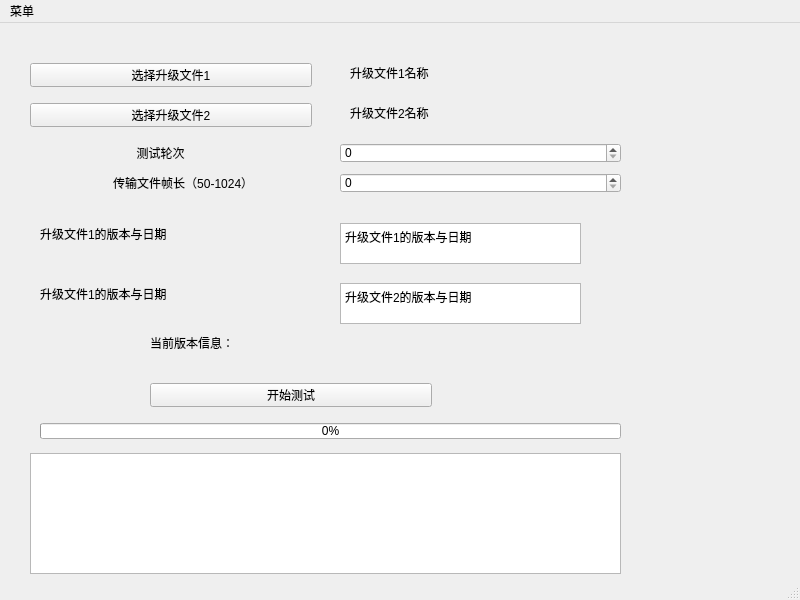
Before: the Qt Designer form main_interface.ui in hellowangyu3/python, drawn with Qt 5.
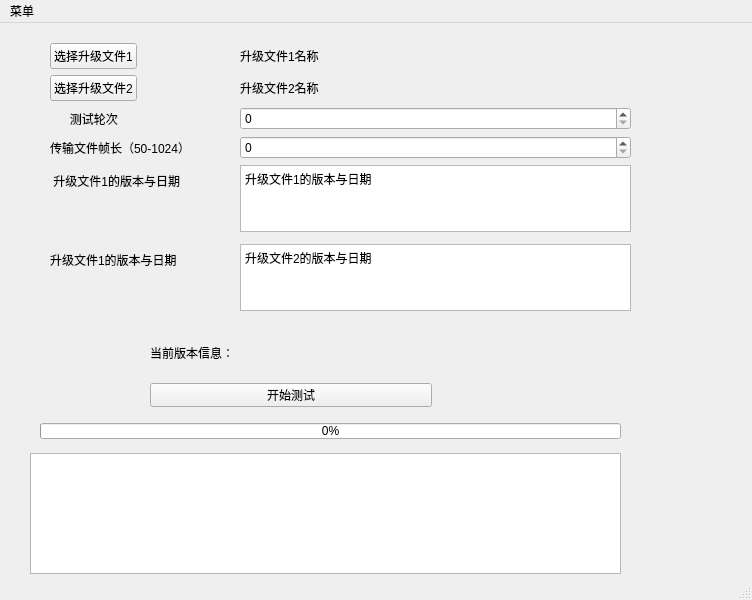
After: the same form once the commit is applied.

Commit message: 创建一个升级线程，在全部配置成功后开始执行

What changed in the file:
```diff
--- a/main_interface.ui
+++ b/main_interface.ui
@@ -6,7 +6,7 @@
    <rect>
     <x>0</x>
     <y>0</y>
-    <width>800</width>
+    <width>752</width>
     <height>600</height>
    </rect>
   </property>
@@ -14,68 +14,6 @@
    <string>MainWindow</string>
   </property>
   <widget class="QWidget" name="centralwidget">
-   <widget class="QPushButton" name="pushButton_ile1">
-    <property name="geometry">
-     <rect>
-      <x>30</x>
-      <y>40</y>
-      <width>282</width>
-      <height>24</height>
-     </rect>
-    </property>
-    <property name="text">
-     <string>选择升级文件1</string>
-    </property>
-   </widget>
-   <widget class="QPushButton" name="pushButton_feil2">
-    <property name="geometry">
-     <rect>
-      <x>30</x>
-      <y>80</y>
-      <width>282</width>
-      <height>24</height>
-     </rect>
-    </property>
-    <property name="text">
-     <string>选择升级文件2</string>
-    </property>
-   </widget>
-   <widget class="QLabel" name="label_2">
-    <property name="geometry">
-     <rect>
-      <x>350</x>
-      <y>40</y>
-      <width>351</width>
-      <height>20</height>
-     </rect>
-    </property>
-    <property name="text">
-     <string>升级文件1名称</string>
-    </property>
-   </widget>
-   <widget class="QLabel" name="label">
-    <property name="geometry">
-     <rect>
-      <x>30</x>
-      <y>120</y>
-      <width>282</width>
-      <height>20</height>
-     </rect>
-    </property>
-    <property name="text">
-     <string>                                测试轮次</string>
-    </property>
-   </widget>
-   <widget class="QSpinBox" name="spinBox">
-    <property name="geometry">
-     <rect>
-      <x>340</x>
-      <y>120</y>
-      <width>281</width>
-      <height>20</height>
-     </rect>
-    </property>
-   </widget>
    <widget class="QPushButton" name="pushButtonupgrade">
     <property name="geometry">
      <rect>
@@ -89,94 +27,6 @@
      <string>开始测试</string>
     </property>
    </widget>
-   <widget class="QLabel" name="label_3">
-    <property name="geometry">
-     <rect>
-      <x>350</x>
-      <y>80</y>
-      <width>351</width>
-      <height>20</height>
-     </rect>
-    </property>
-    <property name="text">
-     <string>升级文件2名称</string>
-    </property>
-   </widget>
-   <widget class="QLabel" name="label_4">
-    <property name="geometry">
-     <rect>
-      <x>30</x>
-      <y>150</y>
-      <width>282</width>
-      <height>20</height>
-     </rect>
-    </property>
-    <property name="text">
-     <string>                         传输文件帧长（50-1024）</string>
-    </property>
-   </widget>
-   <widget class="QSpinBox" name="spinBox_2">
-    <property name="geometry">
-     <rect>
-      <x>340</x>
-      <y>150</y>
-      <width>281</width>
-      <height>20</height>
-     </rect>
-    </property>
-   </widget>
-   <widget class="QLabel" name="label_5">
-    <property name="geometry">
-     <rect>
-      <x>40</x>
-      <y>200</y>
-      <width>251</width>
-      <height>21</height>
-     </rect>
-    </property>
-    <property name="text">
-     <string>升级文件1的版本与日期</string>
-    </property>
-   </widget>
-   <widget class="QLabel" name="label_6">
-    <property name="geometry">
-     <rect>
-      <x>40</x>
-      <y>260</y>
-      <width>251</width>
-      <height>21</height>
-     </rect>
-    </property>
-    <property name="text">
-     <string>升级文件1的版本与日期</string>
-    </property>
-   </widget>
-   <widget class="QPlainTextEdit" name="plainTextEdit">
-    <property name="geometry">
-     <rect>
-      <x>340</x>
-      <y>260</y>
-      <width>241</width>
-      <height>41</height>
-     </rect>
-    </property>
-    <property name="plainText">
-     <string>升级文件2的版本与日期</string>
-    </property>
-   </widget>
-   <widget class="QPlainTextEdit" name="plainTextEdit_2">
-    <property name="geometry">
-     <rect>
-      <x>340</x>
-      <y>200</y>
-      <width>241</width>
-      <height>41</height>
-     </rect>
-    </property>
-    <property name="plainText">
-     <string>升级文件1的版本与日期</string>
-    </property>
-   </widget>
    <widget class="QPlainTextEdit" name="plainTextEdit_3">
     <property name="geometry">
      <rect>
@@ -191,7 +41,7 @@
     <property name="geometry">
      <rect>
       <x>150</x>
-      <y>310</y>
+      <y>320</y>
       <width>281</width>
       <height>20</height>
      </rect>
@@ -213,29 +63,114 @@
      <number>0</number>
     </property>
    </widget>
-   <zorder>pushButton_ile1</zorder>
-   <zorder>pushButton_feil2</zorder>
-   <zorder>label</zorder>
-   <zorder>spinBox</zorder>
-   <zorder>pushButtonupgrade</zorder>
-   <zorder>label_3</zorder>
-   <zorder>label_2</zorder>
-   <zorder>label_4</zorder>
-   <zorder>spinBox_2</zorder>
-   <zorder>label_5</zorder>
-   <zorder>label_6</zorder>
-   <zorder>plainTextEdit</zorder>
-   <zorder>plainTextEdit_2</zorder>
-   <zorder>plainTextEdit_3</zorder>
-   <zorder>label_7</zorder>
-   <zorder>progressBar</zorder>
+   <widget class="QWidget" name="formLayoutWidget">
+    <property name="geometry">
+     <rect>
+      <x>50</x>
+      <y>20</y>
+      <width>581</width>
+      <height>268</height>
+     </rect>
+    </property>
+    <layout class="QFormLayout" name="formLayout_3">
+     <item row="0" column="0">
+      <widget class="QPushButton" name="pushButton_ile1">
+       <property name="text">
+        <string>选择升级文件1</string>
+       </property>
+      </widget>
+     </item>
+     <item row="0" column="1">
+      <widget class="QLabel" name="label_2">
+       <property name="text">
+        <string>升级文件1名称</string>
+       </property>
+      </widget>
+     </item>
+     <item row="1" column="0">
+      <widget class="QPushButton" name="pushButton_feil2">
+       <property name="text">
+        <string>选择升级文件2</string>
+       </property>
+      </widget>
+     </item>
+     <item row="1" column="1">
+      <widget class="QLabel" name="label_3">
+       <property name="text">
+        <string>升级文件2名称</string>
+       </property>
+      </widget>
+     </item>
+     <item row="2" column="0">
+      <widget class="QLabel" name="label">
+       <property name="text">
+        <string>      测试轮次      </string>
+       </property>
+      </widget>
+     </item>
+     <item row="2" column="1">
+      <widget class="QSpinBox" name="spinBox"/>
+     </item>
+     <item row="3" column="0">
+      <widget class="QLabel" name="label_4">
+       <property name="text">
+        <string>传输文件帧长（50-1024）             </string>
+       </property>
+      </widget>
+     </item>
+     <item row="3" column="1">
+      <widget class="QSpinBox" name="spinBox_2"/>
+     </item>
+     <item row="4" column="0">
+      <widget class="QLabel" name="label_5">
+       <property name="text">
+        <string> 升级文件1的版本与日期</string>
+       </property>
+      </widget>
+     </item>
+     <item row="4" column="1">
+      <widget class="QPlainTextEdit" name="plainTextEdit_2">
+       <property name="plainText">
+        <string>升级文件1的版本与日期</string>
+       </property>
+      </widget>
+     </item>
+     <item row="5" column="1">
+      <spacer name="verticalSpacer">
+       <property name="orientation">
+        <enum>Qt::Vertical</enum>
+       </property>
+       <property name="sizeHint" stdset="0">
+        <size>
+         <width>20</width>
+         <height>40</height>
+        </size>
+       </property>
+      </spacer>
+     </item>
+     <item row="6" column="0">
+      <widget class="QLabel" name="label_6">
+       <property name="text">
+        <string>升级文件1的版本与日期</string>
+       </property>
+      </widget>
+     </item>
+     <item row="6" column="1">
+      <widget class="QPlainTextEdit" name="plainTextEdit">
+       <property name="plainText">
+        <string>升级文件2的版本与日期</string>
+       </property>
+      </widget>
+     </item>
+    </layout>
+   </widget>
   </widget>
   <widget class="QMenuBar" name="menubar">
    <property name="geometry">
     <rect>
      <x>0</x>
      <y>0</y>
-     <width>800</width>
+     <width>752</width>
      <height>22</height>
     </rect>
    </property>
```
The commit also changes 4 other files.
